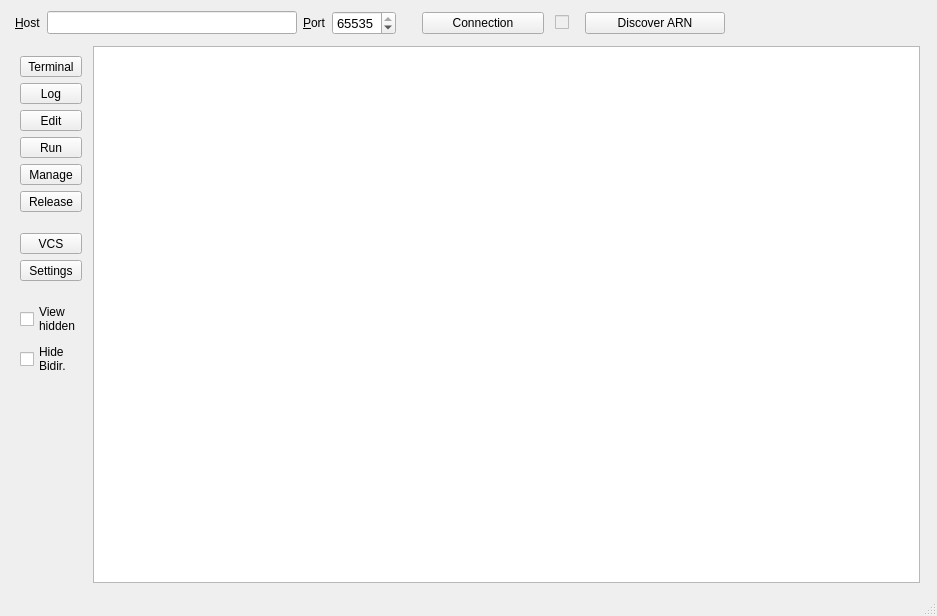
Before: the Qt Designer form src/MainWindow.ui in micwik/ArnBrowser, drawn with Qt 5.
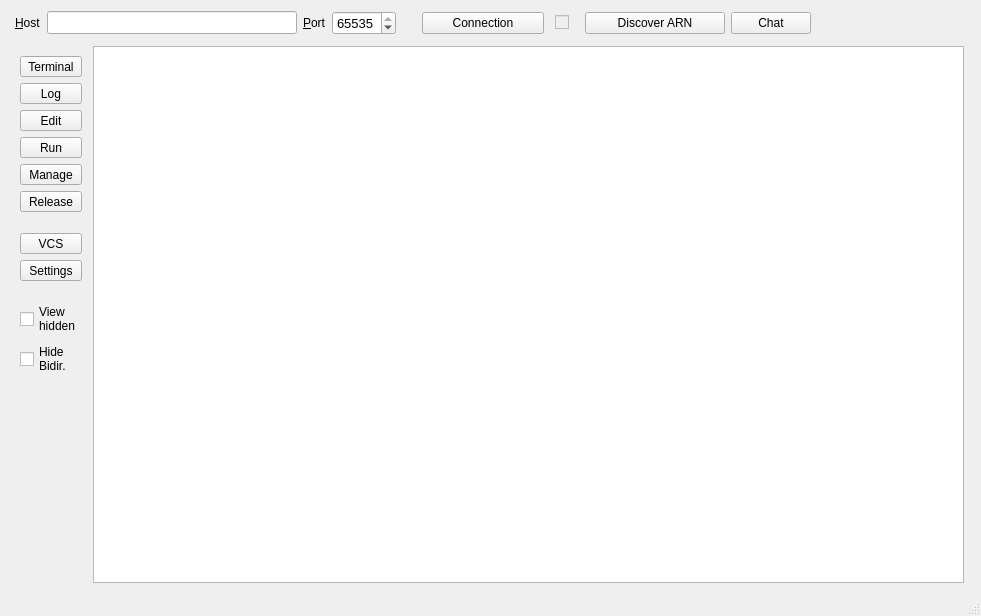
After: the same form once the commit is applied. Icons and pictures are not drawn.

Commit message: Added Server message with kill & chat

```diff
--- a/src/MainWindow.ui
+++ b/src/MainWindow.ui
@@ -6,7 +6,7 @@
    <rect>
     <x>0</x>
     <y>0</y>
-    <width>937</width>
+    <width>981</width>
     <height>616</height>
    </rect>
   </property>
@@ -290,6 +290,13 @@
         </property>
        </widget>
       </item>
+      <item>
+       <widget class="QPushButton" name="chatButton">
+        <property name="text">
+         <string>Chat</string>
+        </property>
+       </widget>
+      </item>
       <item>
        <spacer name="horizontalSpacer_2">
         <property name="orientation">
```
The commit also changes 6 other files.
